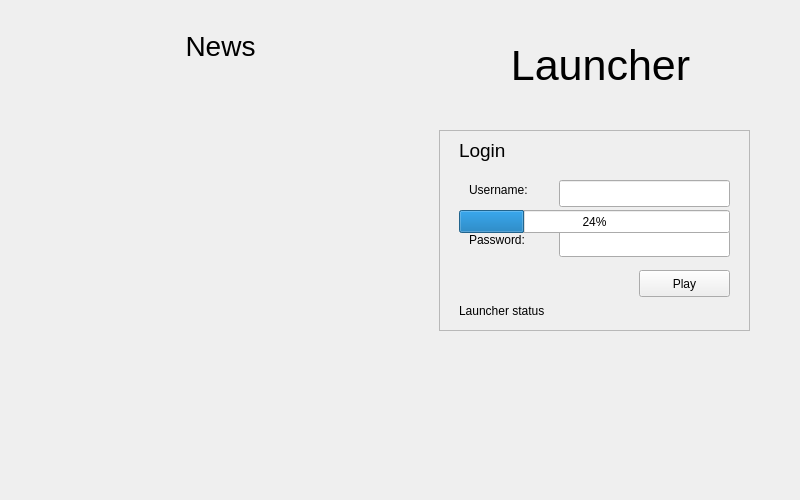
Above: launcher_interface.ui from nate97/Launcher before the change. Below: the same form after it.
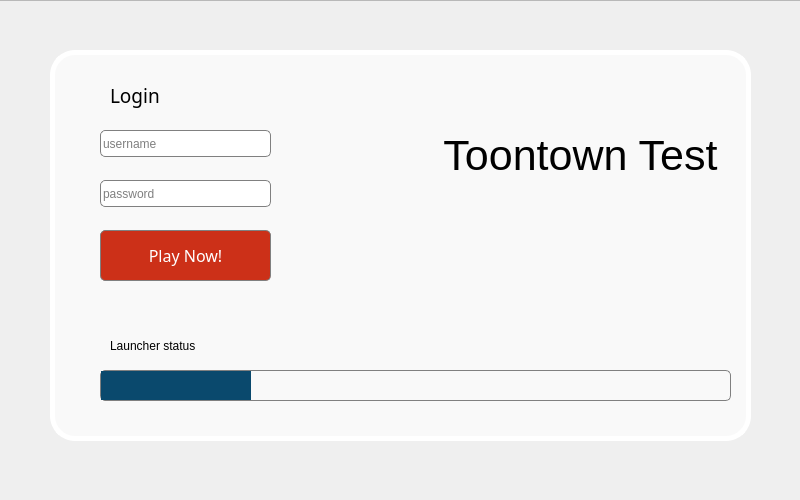
That is the form after the change. Icons and pictures are not drawn.

```diff
--- a/launcher_interface.ui
+++ b/launcher_interface.ui
@@ -34,82 +34,123 @@
   <property name="windowTitle">
    <string>Launcher</string>
   </property>
+  <property name="styleSheet">
+   <string notr="true">background-image: url(:/images/images/toontown_bg.png);</string>
+  </property>
   <widget class="QWidget" name="centralwidget">
-   <widget class="QFrame" name="login">
+   <widget class="QFrame" name="bg">
     <property name="geometry">
      <rect>
-      <x>439</x>
-      <y>130</y>
-      <width>311</width>
-      <height>201</height>
+      <x>-10</x>
+      <y>0</y>
+      <width>821</width>
+      <height>501</height>
      </rect>
     </property>
     <property name="frameShape">
      <enum>QFrame::StyledPanel</enum>
     </property>
     <property name="frameShadow">
-     <enum>QFrame::Plain</enum>
+     <enum>QFrame::Raised</enum>
     </property>
-    <widget class="QLabel" name="username_text">
+    <widget class="QFrame" name="login">
      <property name="geometry">
       <rect>
-       <x>30</x>
+       <x>60</x>
        <y>50</y>
-       <width>81</width>
-       <height>19</height>
+       <width>701</width>
+       <height>391</height>
       </rect>
      </property>
-     <property name="text">
-      <string>Username:</string>
+     <property name="styleSheet">
+      <string notr="true">background: #f9f9f9;
+border-radius: 25;
+border: 5px solid white;
+padding: 5px;
+</string>
      </property>
-    </widget>
-    <widget class="QLabel" name="password_text">
-     <property name="geometry">
-      <rect>
-       <x>30</x>
-       <y>100</y>
-       <width>81</width>
-       <height>19</height>
-      </rect>
+     <property name="frameShape">
+      <enum>QFrame::NoFrame</enum>
      </property>
-     <property name="text">
-      <string>Password:</string>
+     <property name="frameShadow">
+      <enum>QFrame::Sunken</enum>
      </property>
-    </widget>
+     <property name="lineWidth">
+      <number>0</number>
+     </property>
     <widget class="QLineEdit" name="pass_input">
      <property name="geometry">
       <rect>
-       <x>120</x>
-       <y>100</y>
+        <x>50</x>
+        <y>130</y>
        <width>171</width>
        <height>27</height>
       </rect>
      </property>
+      <property name="styleSheet">
+       <string notr="true">background: white;
+border-radius: 5;
+border: 1px solid grey;
+padding: 0px;
+font: 12pt &quot;Arial&quot;;</string>
+      </property>
+      <property name="frame">
+       <bool>false</bool>
+      </property>
+      <property name="placeholderText">
+       <string>password</string>
+      </property>
     </widget>
     <widget class="QLineEdit" name="user_input">
      <property name="geometry">
       <rect>
-       <x>120</x>
-       <y>50</y>
+        <x>50</x>
+        <y>80</y>
        <width>171</width>
        <height>27</height>
       </rect>
      </property>
+      <property name="styleSheet">
+       <string notr="true">background: white;
+border-radius: 5;
+border: 1px solid grey;
+padding: 0px;
+font: 12pt &quot;Arial&quot;;</string>
+      </property>
+      <property name="text">
+       <string/>
+      </property>
+      <property name="frame">
+       <bool>false</bool>
+      </property>
+      <property name="placeholderText">
+       <string>username</string>
+      </property>
     </widget>
     <widget class="QLabel" name="launcher_state">
      <property name="geometry">
       <rect>
-       <x>20</x>
-       <y>10</y>
-       <width>271</width>
-       <height>21</height>
+        <x>60</x>
+        <y>30</y>
+        <width>321</width>
+        <height>31</height>
       </rect>
      </property>
      <property name="font">
       <font>
+        <family>Anton</family>
        <pointsize>14</pointsize>
-      </font>
-     </property>
+        <weight>50</weight>
+        <italic>false</italic>
+        <bold>false</bold>
+       </font>
+      </property>
+      <property name="styleSheet">
+       <string notr="true">border-radius: 5;
+border: 0px solid #ffffff;
+padding: 0px;
+font: 14pt &quot;Anton&quot;;</string>
+      </property>
      <property name="text">
       <string>Login</string>
      </property>
@@ -117,12 +158,18 @@
     <widget class="QLabel" name="launcher_status">
      <property name="geometry">
       <rect>
-       <x>20</x>
-       <y>170</y>
-       <width>271</width>
-       <height>21</height>
-      </rect>
-     </property>
+        <x>60</x>
+        <y>280</y>
+        <width>621</width>
+        <height>31</height>
+       </rect>
+      </property>
+      <property name="styleSheet">
+       <string notr="true">border-radius: 0;
+border: 0px solid #ffffff;
+padding: 0px;
+font: 14pt &quot;Anton&quot;;</string>
+      </property>
      <property name="text">
       <string>Launcher status</string>
      </property>
@@ -133,15 +180,42 @@
      </property>
      <property name="geometry">
       <rect>
-       <x>20</x>
-       <y>80</y>
-       <width>271</width>
-       <height>23</height>
-      </rect>
-     </property>
+        <x>50</x>
+        <y>320</y>
+        <width>631</width>
+        <height>31</height>
+       </rect>
+      </property>
+      <property name="autoFillBackground">
+       <bool>false</bool>
+      </property>
+      <property name="styleSheet">
+       <string notr="true">QProgressBar:horizontal {
+border-radius: 5;
+border: 1px solid grey;
+padding: 0px;
+}
+
+
+QProgressBar::chunk:horizontal {
+background: #0a496d;
+}</string>
+      </property>
      <property name="value">
       <number>24</number>
      </property>
+      <property name="textVisible">
+       <bool>false</bool>
+      </property>
+      <property name="invertedAppearance">
+       <bool>false</bool>
+      </property>
+      <property name="textDirection">
+       <enum>QProgressBar::TopToBottom</enum>
+      </property>
+      <property name="format">
+       <string>%p%</string>
+      </property>
     </widget>
     <widget class="QPushButton" name="pushButton">
      <property name="enabled">
@@ -149,52 +223,53 @@
      </property>
      <property name="geometry">
       <rect>
-       <x>200</x>
-       <y>140</y>
-       <width>91</width>
-       <height>27</height>
-      </rect>
-     </property>
-     <property name="text">
-      <string>Play</string>
-     </property>
-    </widget>
-   </widget>
-   <widget class="QLabel" name="news">
-    <property name="geometry">
-     <rect>
       <x>50</x>
-      <y>20</y>
-      <width>341</width>
+        <y>180</y>
+        <width>171</width>
       <height>51</height>
      </rect>
     </property>
     <property name="font">
      <font>
-      <pointsize>21</pointsize>
-     </font>
-    </property>
-    <property name="layoutDirection">
-     <enum>Qt::LeftToRight</enum>
+        <family>Bowlby One SC</family>
+        <pointsize>12</pointsize>
+        <weight>50</weight>
+        <italic>false</italic>
+        <bold>false</bold>
+       </font>
+      </property>
+      <property name="cursor">
+       <cursorShape>PointingHandCursor</cursorShape>
     </property>
     <property name="styleSheet">
-     <string notr="true"/>
+       <string notr="true">QPushButton { 
+    color: white;
+    background: #cc3018;
+    border-radius: 5;
+    border: 1px solid grey;
+    padding: 0px;
+	font: 12pt &quot;Bowlby One SC&quot;;
+}
+
+QPushButton:hover { 
+    background: #dd3d23;
+}</string>
     </property>
     <property name="text">
-     <string>News</string>
-    </property>
-    <property name="alignment">
-     <set>Qt::AlignCenter</set>
-    </property>
-    <property name="wordWrap">
-     <bool>true</bool>
-    </property>
-   </widget>
-   <widget class="QLabel" name="news_2">
+       <string>Play Now!</string>
+      </property>
+      <property name="default">
+       <bool>false</bool>
+      </property>
+      <property name="flat">
+       <bool>false</bool>
+      </property>
+     </widget>
+     <widget class="QLabel" name="LOGO">
     <property name="geometry">
      <rect>
-      <x>460</x>
-      <y>20</y>
+        <x>390</x>
+        <y>60</y>
       <width>281</width>
       <height>91</height>
      </rect>
@@ -208,10 +283,12 @@
      <enum>Qt::LeftToRight</enum>
     </property>
     <property name="styleSheet">
-     <string notr="true"/>
+       <string notr="true">border-radius: 5;
+border: 0px solid #ffffff;
+padding: 0px;</string>
     </property>
     <property name="text">
-     <string>Launcher</string>
+       <string>Toontown Test</string>
     </property>
     <property name="alignment">
      <set>Qt::AlignCenter</set>
@@ -222,6 +299,10 @@
    </widget>
   </widget>
  </widget>
- <resources/>
+  </widget>
+ </widget>
+ <resources>
+  <include location="launcher_resource.qrc"/>
+ </resources>
  <connections/>
 </ui>
```
Lines whose indentation alone changed are shown as unchanged.
